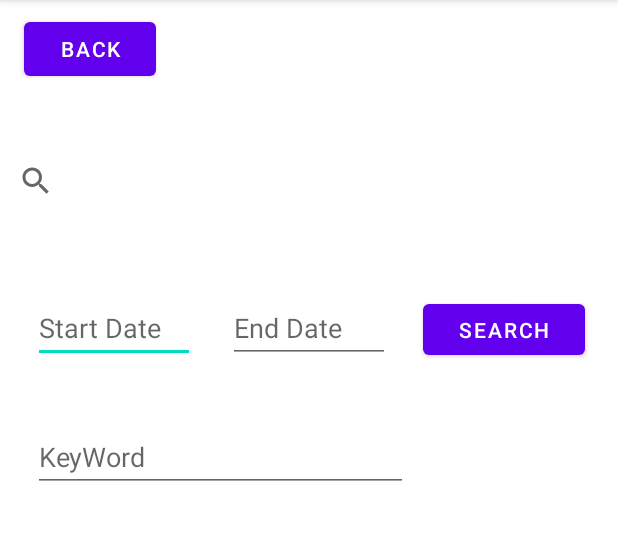
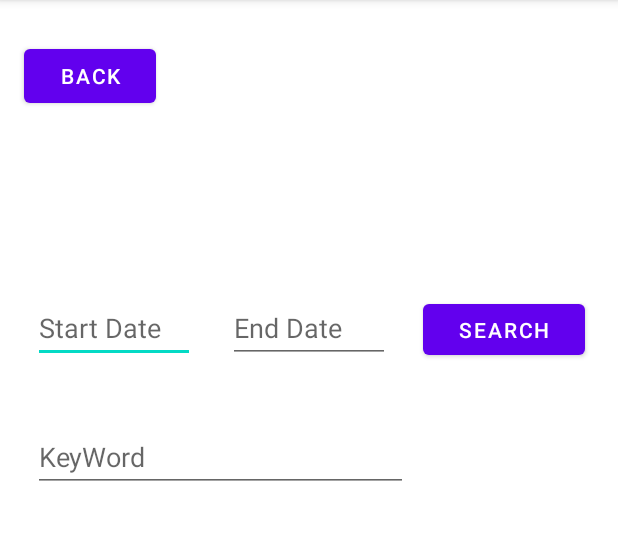
Before and after one commit to SimonYang99/GalleryApp7082, an Android app: the SearchGalleryActivity screen opened directly, with no data from a screen before it, on a phone screen of 412 x 824 dp, the part 84-624 px from its top. Run offline under Robolectric (Android 15) with nearby library versions, the phone set to English and light mode, and no system bars.

Commit message:
task 5 "completed"

```diff
--- a/app/src/main/res/layout/activity_search.xml
+++ b/app/src/main/res/layout/activity_search.xml
@@ -12,23 +12,13 @@
         android:layout_height="wrap_content"
         android:onClick="goBackHome"
         android:text="Back"
-        app:layout_constraintBottom_toTopOf="@+id/searchKeywords"
+
+        app:layout_constraintBottom_toTopOf="@+id/startDate"
         app:layout_constraintEnd_toEndOf="parent"
         app:layout_constraintHorizontal_bias="0.049"
         app:layout_constraintStart_toStartOf="parent"
         app:layout_constraintTop_toTopOf="parent"
         app:layout_constraintVertical_bias="0.18" />
-
-    <SearchView
-        android:id="@+id/searchKeywords"
-        android:layout_width="match_parent"
-        android:layout_height="wrap_content"
-        app:layout_constraintBottom_toBottomOf="parent"
-        app:layout_constraintEnd_toEndOf="parent"
-        app:layout_constraintHorizontal_bias="1.0"
-        app:layout_constraintStart_toStartOf="parent"
-        app:layout_constraintTop_toTopOf="parent"
-        app:layout_constraintVertical_bias="0.134" />
 
     <EditText
         android:id="@+id/startDate"
```
